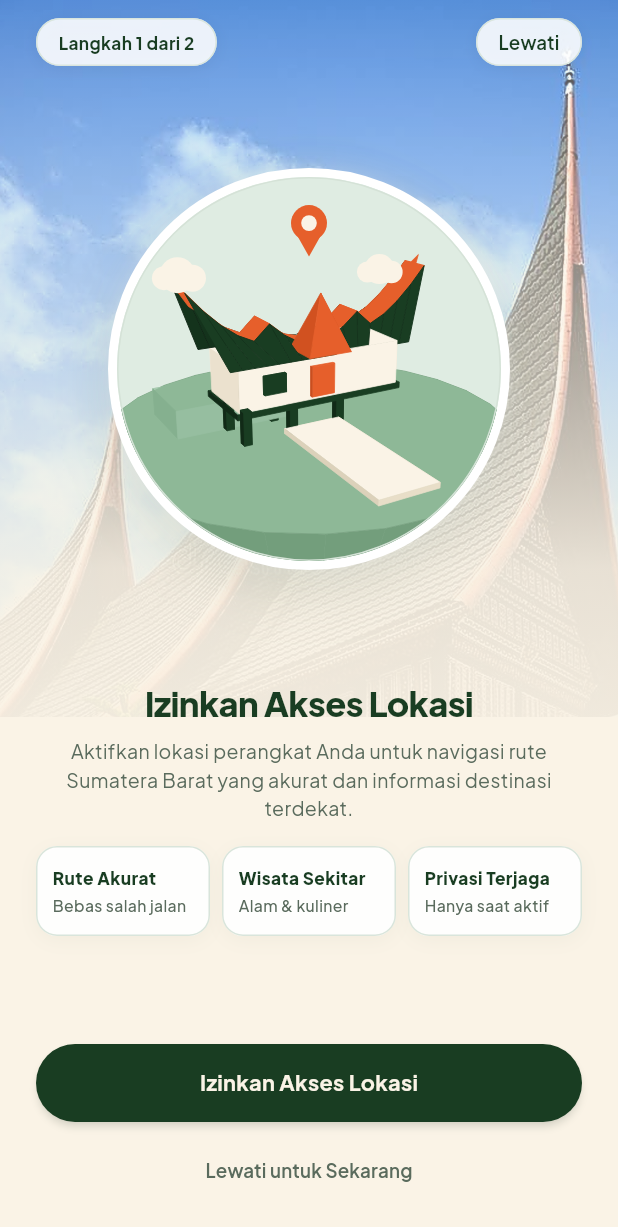
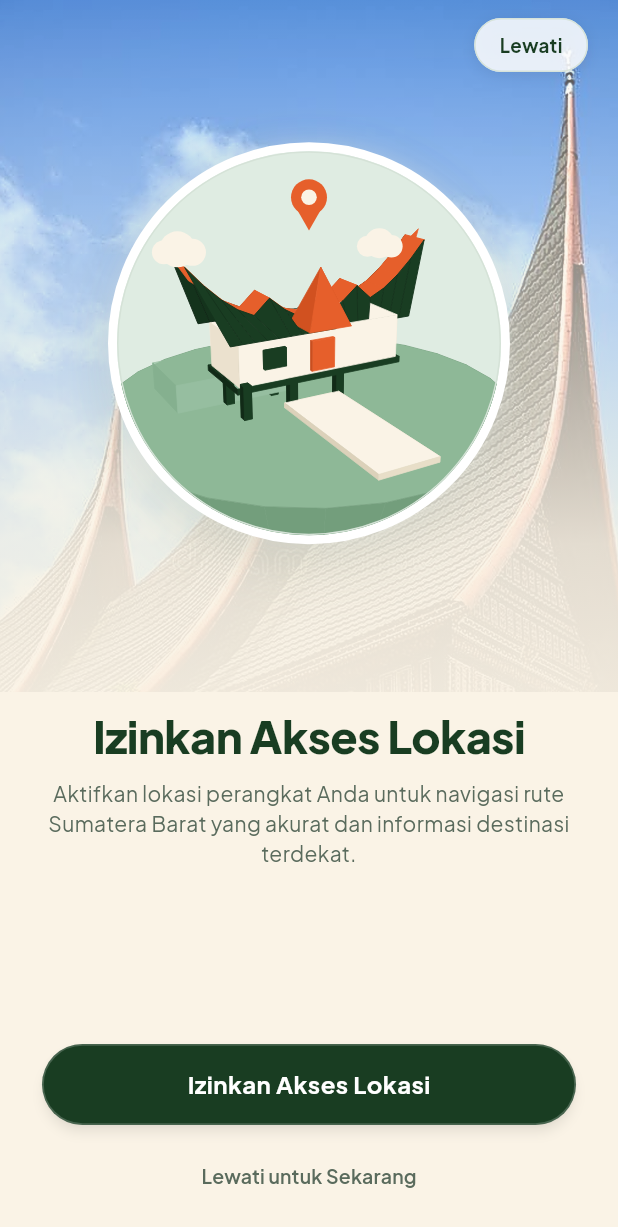
Before and after one commit to LuthfiaHasan/WISGO, a Flutter app: the LocationOnboardingScreen screen opened directly, on a phone screen of 412 x 824 dp. Shown: the top 1227 px of the screen. Run offline on Flutter 3.47's test engine with Material 3 defaults, Android fonts, the phone set to English and light mode, and no system bars; our stand-ins replace audioplayers, flutter_map, flutter_tts, google_fonts, latlong2; missing offline and left inert: panorama_viewer.

Commit message:
feat(ui): apply ivory gradient across splash screens, animate logo on slide transition, match typography, and unify lewati button

```diff
--- a/mobile/lib/features/auth/presentation/screens/location_onboarding_screen.dart
+++ b/mobile/lib/features/auth/presentation/screens/location_onboarding_screen.dart
@@ -15,6 +15,7 @@ class LocationOnboardingScreen extends StatefulWidget {
 class _LocationOnboardingScreenState extends State<LocationOnboardingScreen> {
   bool _isLockingGps = false;
   double _spinBoost = 0.0;
+  bool _isButtonPressed = false;
 
   void _skipToBeranda() {
     Navigator.of(context).pushAndRemoveUntil(
@@ -65,12 +66,12 @@ class _LocationOnboardingScreenState extends State<LocationOnboardingScreen> {
       body: Stack(
         fit: StackFit.expand,
         children: [
-          // 1. Photographic Architectural Background (Rumah Gadang Gonjong Megah)
+          // 1. Photographic Architectural Background (Rumah Gadang Gonjong Megah HD)
           Positioned(
             top: 0,
             left: 0,
             right: 0,
-            height: MediaQuery.of(context).size.height * 0.58,
+            height: MediaQuery.of(context).size.height * 0.56,
             child: Image.asset(
               'assets/images/onboarding_location_bg.jpg',
               fit: BoxFit.cover,
@@ -78,7 +79,7 @@ class _LocationOnboardingScreenState extends State<LocationOnboardingScreen> {
             ),
           ),
 
-          // 2. Gradiasi Warna Ivory Otentik WISGO (Menghubungkan Pemandangan & Konten)
+          // 2. Gradiasi Warna Ivory Otentik WISGO
           Positioned.fill(
             child: DecoratedBox(
               decoration: BoxDecoration(
@@ -86,25 +87,67 @@ class _LocationOnboardingScreenState extends State<LocationOnboardingScreen> {
                   begin: Alignment.topCenter,
                   end: Alignment.bottomCenter,
                   colors: [
-                    AppColors.cream.withValues(alpha: 0.28), // Langit biru & atap gonjong terlihat jelas
-                    AppColors.cream.withValues(alpha: 0.62), // Kabut ivory lembut
-                    AppColors.cream.withValues(alpha: 0.92), // Transisi halus di belakang 3D model
-                    AppColors.cream,                         // Solid ivory untuk teks & tombol aksi
+                    AppColors.cream.withValues(alpha: 0.28), // Langit biru & gonjong terlihat jelas
+                    AppColors.cream.withValues(alpha: 0.60), // Kabut ivory lembut
+                    AppColors.cream.withValues(alpha: 0.90), // Transisi mulus di sekitar 3D model
+                    AppColors.cream,                         // Solid ivory penuh untuk teks & kontrol aksi
                     AppColors.cream,
                   ],
-                  stops: const [0.0, 0.24, 0.46, 0.72, 1.0],
+                  stops: const [0.0, 0.22, 0.44, 0.68, 1.0],
                 ),
               ),
             ),
           ),
 
-          // 3. Konten Utama Layar
+          // 3. Tombol Lewati di Kanan Atas (SAMA PERSIS DENGAN SPLASHSCREEN)
+          Positioned(
+            top: 0,
+            right: 0,
+            child: SafeArea(
+              child: Padding(
+                padding: const EdgeInsets.symmetric(horizontal: 20, vertical: 12),
+                child: GestureDetector(
+                  onTap: _skipToBeranda,
+                  behavior: HitTestBehavior.opaque,
+                  child: Container(
+                    padding: const EdgeInsets.symmetric(horizontal: 16, vertical: 8),
+                    decoration: BoxDecoration(
+                      color: Colors.white.withValues(alpha: 0.85),
+                      borderRadius: BorderRadius.circular(20),
+                      border: Border.all(
+                        color: AppColors.sageBorder.withValues(alpha: 0.9),
+                        width: 1.0,
+                      ),
+                      boxShadow: [
+                        BoxShadow(
+                          color: Colors.black.withValues(alpha: 0.08),
+                          blurRadius: 8,
+                          offset: const Offset(0, 2),
+                        ),
+                      ],
+                    ),
+                    child: const Text(
+                      'Lewati',
+                      style: TextStyle(
+                        fontSize: 12.5,
+                        fontWeight: FontWeight.w700,
+                        color: AppColors.forest,
+                        letterSpacing: 0.2,
+                      ),
+                    ),
+                  ),
+                ),
+              ),
+            ),
+          ),
+
+          // 4. Konten Utama Layar
           SafeArea(
             child: LayoutBuilder(
               builder: (context, constraints) {
                 return SingleChildScrollView(
                   physics: const BouncingScrollPhysics(),
-                  padding: const EdgeInsets.fromLTRB(24, 12, 24, 20),
+                  padding: const EdgeInsets.fromLTRB(28, 16, 28, 28),
                   child: ConstrainedBox(
                     constraints: BoxConstraints(
                       minHeight: constraints.maxHeight - 32,
@@ -113,86 +156,14 @@ class _LocationOnboardingScreenState extends State<LocationOnboardingScreen> {
                       mainAxisAlignment: MainAxisAlignment.spaceBetween,
                       crossAxisAlignment: CrossAxisAlignment.stretch,
                       children: [
-                        // 1. Header Langkah
-                        Row(
-                          mainAxisAlignment: MainAxisAlignment.spaceBetween,
-                          children: [
-                            Container(
-                              padding: const EdgeInsets.symmetric(
-                                horizontal: 14,
-                                vertical: 7,
-                              ),
-                              decoration: BoxDecoration(
-                                color: Colors.white.withValues(alpha: 0.88),
-                                borderRadius: BorderRadius.circular(20),
-                                border: Border.all(
-                                  color: AppColors.sageBorder.withValues(alpha: 0.8),
-                                  width: 1.0,
-                                ),
-                                boxShadow: [
-                                  BoxShadow(
-                                    color: Colors.black.withValues(alpha: 0.05),
-                                    blurRadius: 8,
-                                    offset: const Offset(0, 2),
-                                  ),
-                                ],
-                              ),
-                              child: const Text(
-                                'Langkah 1 dari 2',
-                                style: TextStyle(
-                                  fontSize: 11.5,
-                                  fontWeight: FontWeight.w700,
-                                  color: AppColors.forest,
-                                ),
-                              ),
-                            ),
-                            Container(
-                              decoration: BoxDecoration(
-                                color: Colors.white.withValues(alpha: 0.88),
-                                borderRadius: BorderRadius.circular(20),
-                                border: Border.all(
-                                  color: AppColors.sageBorder.withValues(alpha: 0.8),
-                                  width: 1.0,
-                                ),
-                                boxShadow: [
-                                  BoxShadow(
-                                    color: Colors.black.withValues(alpha: 0.05),
-                                    blurRadius: 8,
-                                    offset: const Offset(0, 2),
-                                  ),
-                                ],
-                              ),
-                              child: TextButton(
-                                onPressed: _skipToBeranda,
-                                style: TextButton.styleFrom(
-                                  padding: const EdgeInsets.symmetric(
-                                    horizontal: 14,
-                                    vertical: 6,
-                                  ),
-                                  minimumSize: Size.zero,
-                                  tapTargetSize: MaterialTapTargetSize.shrinkWrap,
-                                ),
-                                child: const Text(
-                                  'Lewati',
-                                  style: TextStyle(
-                                    fontSize: 12.5,
-                                    fontWeight: FontWeight.w600,
-                                    color: AppColors.forest,
-                                  ),
-                                ),
-                              ),
-                            ),
-                          ],
-                        ),
+                        // Spacer atas untuk memberi ruang bagi tombol Lewati
+                        const SizedBox(height: 36),
 
-                        const SizedBox(height: 12),
-
-                        // 2. Panggung 3D Rumah Gadang Interaktif (Tetap Asli dengan Efek Kedalaman)
+                        // Panggung 3D Rumah Gadang Interaktif (Tetap Asli dengan Ambient Glow)
                         Center(
                           child: Stack(
                             alignment: Alignment.center,
                             children: [
-                              // Soft ambient glow behind 3D circular badge
                               Container(
                                 width: 250,
                                 height: 250,
@@ -212,83 +183,70 @@ class _LocationOnboardingScreenState extends State<LocationOnboardingScreen> {
                                   ],
                                 ),
                               ),
-                              // Model 3D Asli
                               Animated3DRouteScene(spinBoost: _spinBoost),
                             ],
                           ),
                         ),
 
-                        const SizedBox(height: 16),
+                        const SizedBox(height: 24),
 
-                        // 3. Penjelasan & 3 Kolom Manfaat Bersih
+                        // Tipografi Judul & Subjudul (FONT SAMA PERSIS DENGAN 3 SPLASHSCREEN)
                         Column(
-                          children: [
-                            const Text(
+                          children: const [
+                            Text(
                               'Izinkan Akses Lokasi',
                               textAlign: TextAlign.center,
                               style: TextStyle(
-                                fontSize: 23,
-                                fontWeight: FontWeight.w800,
+                                fontSize: 30,
+                                fontWeight: FontWeight.w900,
                                 color: AppColors.forest,
+                                height: 1.20,
                                 letterSpacing: -0.4,
                               ),
                             ),
-                            const SizedBox(height: 6),
-                            const Text(
+                            SizedBox(height: 10),
+                            Text(
                               'Aktifkan lokasi perangkat Anda untuk navigasi rute Sumatera Barat yang akurat dan informasi destinasi terdekat.',
                               textAlign: TextAlign.center,
                               style: TextStyle(
-                                fontSize: 13,
+                                fontSize: 14,
+                                fontWeight: FontWeight.w400,
                                 color: AppColors.muted,
                                 height: 1.45,
                               ),
                             ),
-                            const SizedBox(height: 16),
-
-                            Row(
-                              children: [
-                                Expanded(
-                                  child: _buildFeatureCard(
-                                    title: 'Rute Akurat',
-                                    subtitle: 'Bebas salah jalan',
-                                  ),
-                                ),
-                                const SizedBox(width: 8),
-                                Expanded(
-                                  child: _buildFeatureCard(
-                                    title: 'Wisata Sekitar',
-                                    subtitle: 'Alam & kuliner',
-                                  ),
-                                ),
-                                const SizedBox(width: 8),
-                                Expanded(
-                                  child: _buildFeatureCard(
-                                    title: 'Privasi Terjaga',
-                                    subtitle: 'Hanya saat aktif',
-                                  ),
-                                ),
-                              ],
-                            ),
                           ],
                         ),
 
-                        const SizedBox(height: 16),
+                        const SizedBox(height: 32),
 
-                        // 4. Tombol Aksi Bawah (Hijau Resmi WisGo)
+                        // Tombol Aksi Bawah (HIJAU RESMI WISGO DENGAN BENTUK PILL SAMA DENGAN SPLASHSCREEN)
                         Column(
                           crossAxisAlignment: CrossAxisAlignment.stretch,
                           children: [
-                            SizedBox(
-                              height: 52,
+                            GestureDetector(
+                              onTapDown: (_) => setState(() => _isButtonPressed = true),
+                              onTapUp: (_) => setState(() => _isButtonPressed = false),
+                              onTapCancel: () => setState(() => _isButtonPressed = false),
+                              child: AnimatedScale(
+                                scale: _isButtonPressed ? 0.96 : 1.0,
+                                duration: const Duration(milliseconds: 120),
+                                curve: Curves.easeInOut,
+                                child: SizedBox(
+                                  height: 54,
                                   child: ElevatedButton(
                                     onPressed: _activateLocationAndContinue,
                                     style: ElevatedButton.styleFrom(
                                       backgroundColor: AppColors.forest,
                                       foregroundColor: AppColors.cream,
-                                  elevation: 2,
-                                  shadowColor: AppColors.forest.withValues(alpha: 0.3),
+                                      elevation: 3,
+                                      shadowColor: Colors.black.withValues(alpha: 0.35),
                                       shape: RoundedRectangleBorder(
                                         borderRadius: BorderRadius.circular(28),
+                                        side: BorderSide(
+                                          color: Colors.white.withValues(alpha: 0.20),
+                                          width: 1.2,
+                                        ),
                                       ),
                                     ),
                                     child: _isLockingGps
@@ -309,7 +267,7 @@ class _LocationOnboardingScreenState extends State<LocationOnboardingScreen> {
                                                   'Menyesuaikan Titik Lokasi Sumatera Barat...',
                                                   overflow: TextOverflow.ellipsis,
                                                   style: TextStyle(
-                                                fontSize: 13.5,
+                                                    fontSize: 14,
                                                     fontWeight: FontWeight.w700,
                                                     color: AppColors.cream,
                                                   ),
@@ -320,15 +278,17 @@ class _LocationOnboardingScreenState extends State<LocationOnboardingScreen> {
                                         : const Text(
                                             'Izinkan Akses Lokasi',
                                             style: TextStyle(
-                                          fontSize: 14.5,
+                                              fontSize: 16,
                                               fontWeight: FontWeight.w700,
-                                          color: AppColors.cream,
-                                          letterSpacing: 0.2,
+                                              color: Colors.white,
+                                              letterSpacing: 0.3,
                                             ),
                                           ),
                                   ),
                                 ),
-                            const SizedBox(height: 8),
+                              ),
+                            ),
+                            const SizedBox(height: 10),
                             TextButton(
                               onPressed: _skipToBeranda,
                               style: TextButton.styleFrom(
@@ -337,7 +297,7 @@ class _LocationOnboardingScreenState extends State<LocationOnboardingScreen> {
                               child: const Text(
                                 'Lewati untuk Sekarang',
                                 style: TextStyle(
-                                  fontSize: 12.5,
+                                  fontSize: 13,
                                   fontWeight: FontWeight.w600,
                                   color: AppColors.muted,
                                 ),
@@ -356,54 +316,4 @@ class _LocationOnboardingScreenState extends State<LocationOnboardingScreen> {
       ),
     );
   }
-
-  Widget _buildFeatureCard({
-    required String title,
-    required String subtitle,
-  }) {
-    return Container(
-      padding: const EdgeInsets.symmetric(horizontal: 10, vertical: 12),
-      decoration: BoxDecoration(
-        color: Colors.white.withValues(alpha: 0.94),
-        borderRadius: BorderRadius.circular(14),
-        border: Border.all(
-          color: AppColors.sageBorder.withValues(alpha: 0.9),
-          width: 1.0,
-        ),
-        boxShadow: [
-          BoxShadow(
-            color: AppColors.forest.withValues(alpha: 0.04),
-            blurRadius: 10,
-            offset: const Offset(0, 3),
-          ),
-        ],
-      ),
-      child: Column(
-        crossAxisAlignment: CrossAxisAlignment.start,
-        children: [
-          Text(
-            title,
-            maxLines: 1,
-            overflow: TextOverflow.ellipsis,
-            style: const TextStyle(
-              fontSize: 11.5,
-              fontWeight: FontWeight.w800,
-              color: AppColors.forest,
-            ),
-          ),
-          const SizedBox(height: 3),
-          Text(
-            subtitle,
-            maxLines: 1,
-            overflow: TextOverflow.ellipsis,
-            style: const TextStyle(
-              fontSize: 10.5,
-              fontWeight: FontWeight.w500,
-              color: AppColors.muted,
-            ),
-          ),
-        ],
-      ),
-    );
 }
-}
```
Also changed, not shown: mobile/lib/features/auth/presentation/screens/splash_screen.dart (+51 -104 lines). Lines whose indentation alone changed are shown as unchanged.
